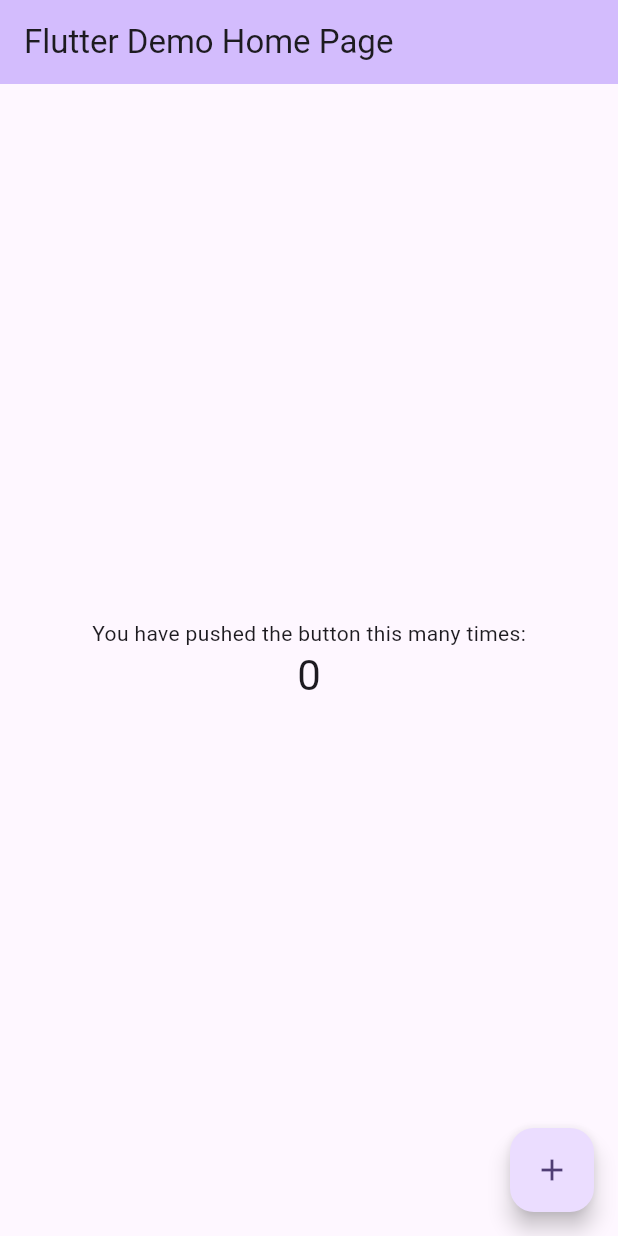
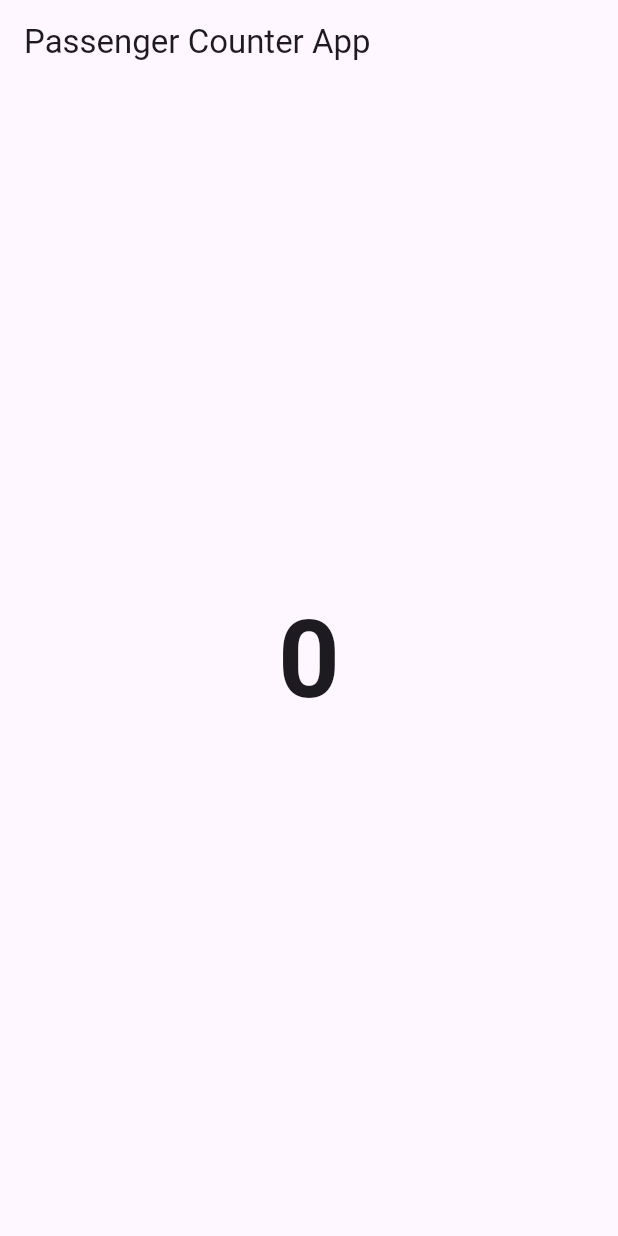
Before and after one commit to Rayal-Khatri/Flutter, a Flutter app: the screen it shows after launch, on a phone screen of 412 x 824 dp. Run offline on Flutter 3.47's test engine with Material 2 defaults, Android fonts, the phone set to English and light mode, and no system bars.

Commit message:
added Passenger coutner

```diff
--- a/my_app/lib/main.dart
+++ b/my_app/lib/main.dart
@@ -11,7 +11,7 @@
   @override
   Widget build(BuildContext context) {
     return MaterialApp(
-      title: 'Flutter Demo',
+      title: 'Passenger Counter',
       theme: ThemeData(
         // This is the theme of your application.
         //
@@ -55,71 +55,18 @@
 }
 
 class _MyHomePageState extends State<MyHomePage> {
-  int _counter = 0;
-
-  void _incrementCounter() {
-    setState(() {
-      // This call to setState tells the Flutter framework that something has
-      // changed in this State, which causes it to rerun the build method below
-      // so that the display can reflect the updated values. If we changed
-      // _counter without calling setState(), then the build method would not be
-      // called again, and so nothing would appear to happen.
-      _counter++;
-    });
-  }
-
   @override
   Widget build(BuildContext context) {
-    // This method is rerun every time setState is called, for instance as done
-    // by the _incrementCounter method above.
-    //
-    // The Flutter framework has been optimized to make rerunning build methods
-    // fast, so that you can just rebuild anything that needs updating rather
-    // than having to individually change instances of widgets.
     return Scaffold(
       appBar: AppBar(
-        // TRY THIS: Try changing the color here to a specific color (to
-        // Colors.amber, perhaps?) and trigger a hot reload to see the AppBar
-        // change color while the other colors stay the same.
-        backgroundColor: Theme.of(context).colorScheme.inversePrimary,
-        // Here we take the value from the MyHomePage object that was created by
-        // the App.build method, and use it to set our appbar title.
-        title: Text(widget.title),
+        title: Text('Passenger Counter App'),
       ),
       body: Center(
-        // Center is a layout widget. It takes a single child and positions it
-        // in the middle of the parent.
-        child: Column(
-          // Column is also a layout widget. It takes a list of children and
-          // arranges them vertically. By default, it sizes itself to fit its
-          // children horizontally, and tries to be as tall as its parent.
-          //
-          // Column has various properties to control how it sizes itself and
-          // how it positions its children. Here we use mainAxisAlignment to
-          // center the children vertically; the main axis here is the vertical
-          // axis because Columns are vertical (the cross axis would be
-          // horizontal).
-          //
-          // TRY THIS: Invoke "debug painting" (choose the "Toggle Debug Paint"
-          // action in the IDE, or press "p" in the console), to see the
-          // wireframe for each widget.
-          mainAxisAlignment: MainAxisAlignment.center,
-          children: <Widget>[
-            const Text(
-              'You have pushed the button this many times:',
-            ),
-            Text(
-              '$_counter',
-              style: Theme.of(context).textTheme.headlineMedium,
-            ),
-          ],
+        child: Text(
+          '0',
+          style: TextStyle(fontSize: 72, fontWeight: FontWeight.bold),
         ),
       ),
-      floatingActionButton: FloatingActionButton(
-        onPressed: _incrementCounter,
-        tooltip: 'Increment',
-        child: const Icon(Icons.add),
-      ), // This trailing comma makes auto-formatting nicer for build methods.
     );
   }
 }
```
Also changed, not shown: my_app/pubspec.yaml (+4 -3 lines), my_app/assets/logo.jpg (added), 1 other file.
